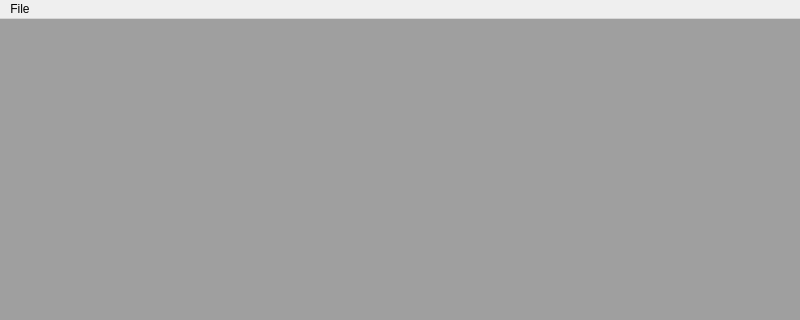
This is cgmainwindow.ui in itumashyk/CG2012 as Qt 5 draws it before an edit; both pictures show x 0 to 800 and y 0 to 320 of the 800 by 600 pixel window. The edited form follows.
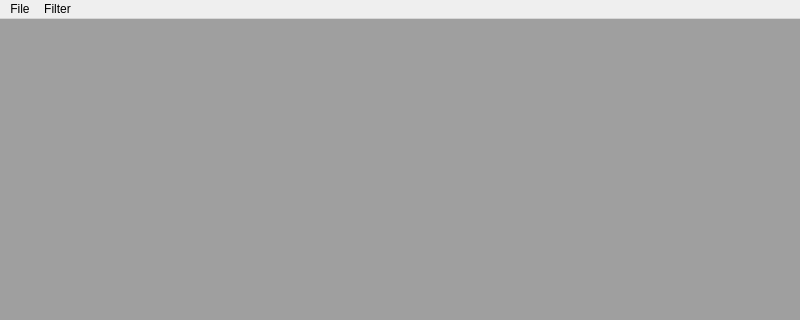
This is the edited form.

Diff of the .ui file:
```diff
--- a/cgmainwindow.ui
+++ b/cgmainwindow.ui
@@ -41,7 +41,14 @@
     </property>
     <addaction name="actionOpen"/>
    </widget>
+   <widget class="QMenu" name="menuFilter">
+    <property name="title">
+     <string>Filter</string>
+    </property>
+    <addaction name="actionSimple_Filter"/>
+   </widget>
    <addaction name="menuFile"/>
+   <addaction name="menuFilter"/>
   </widget>
   <widget class="QStatusBar" name="statusbar"/>
   <action name="actionOpen">
```
Left out of the diff: 5 changed lines with no effect on the pictures.
